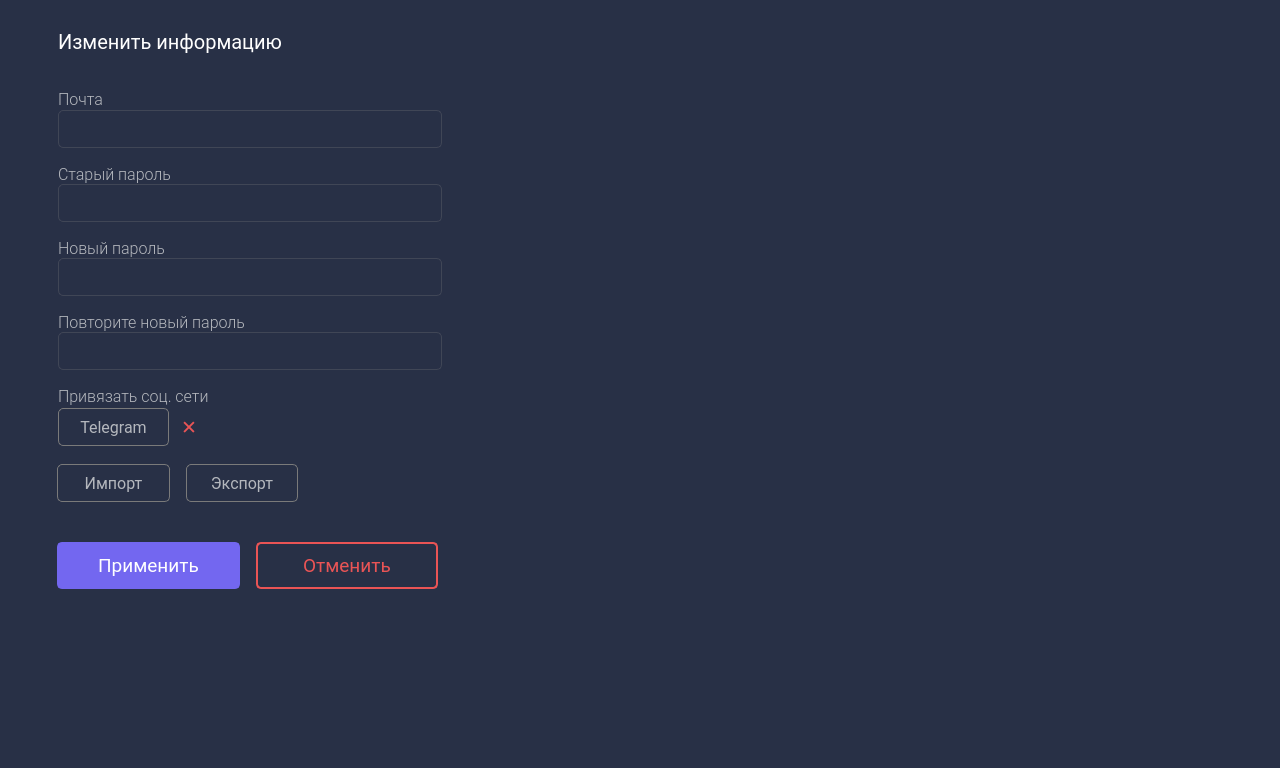
Old version of the form design/settings_d.ui in the repository yurii-bel/project_2021.
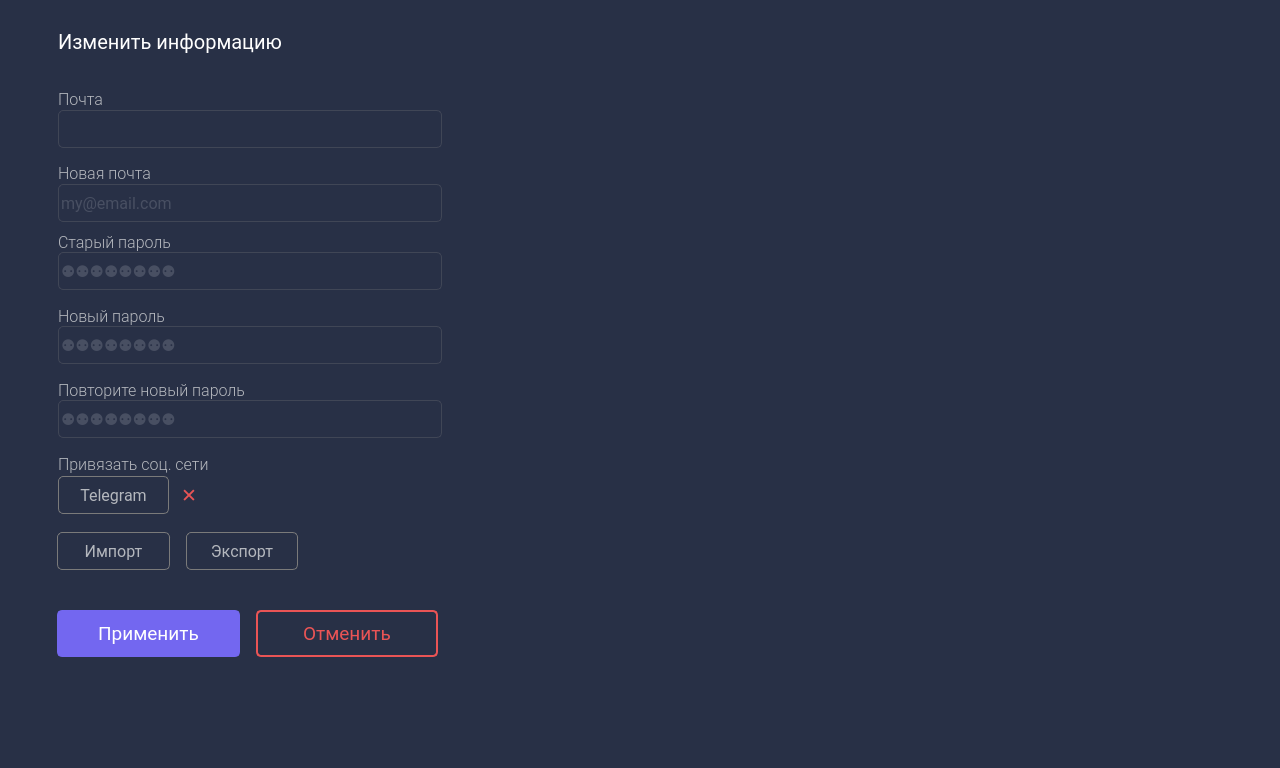
New version of the form. Icons and pictures are not drawn.

Commit message: Обновлены placeholder'ы

```diff
--- a/design/settings_d.ui
+++ b/design/settings_d.ui
@@ -48,7 +48,7 @@
    <property name="geometry">
     <rect>
      <x>58</x>
-     <y>184</y>
+     <y>252</y>
      <width>384</width>
      <height>38</height>
     </rect>
@@ -74,12 +74,15 @@
    <property name="echoMode">
     <enum>QLineEdit::Password</enum>
    </property>
+   <property name="placeholderText">
+    <string>⚉⚉⚉⚉⚉⚉⚉⚉</string>
+   </property>
   </widget>
   <widget class="QPushButton" name="settings_btn_telegram">
    <property name="geometry">
     <rect>
      <x>58</x>
-     <y>408</y>
+     <y>476</y>
      <width>111</width>
      <height>38</height>
     </rect>
@@ -119,7 +122,7 @@
    <property name="geometry">
     <rect>
      <x>58</x>
-     <y>164</y>
+     <y>232</y>
      <width>384</width>
      <height>20</height>
     </rect>
@@ -141,7 +144,7 @@
    <property name="geometry">
     <rect>
      <x>58</x>
-     <y>238</y>
+     <y>306</y>
      <width>384</width>
      <height>20</height>
     </rect>
@@ -186,7 +189,7 @@
    <property name="geometry">
     <rect>
      <x>58</x>
-     <y>258</y>
+     <y>326</y>
      <width>384</width>
      <height>38</height>
     </rect>
@@ -212,12 +215,15 @@
    <property name="echoMode">
     <enum>QLineEdit::Password</enum>
    </property>
+   <property name="placeholderText">
+    <string>⚉⚉⚉⚉⚉⚉⚉⚉</string>
+   </property>
   </widget>
   <widget class="QLabel" name="settings_text_repnewpass">
    <property name="geometry">
     <rect>
      <x>58</x>
-     <y>312</y>
+     <y>380</y>
      <width>384</width>
      <height>20</height>
     </rect>
@@ -239,7 +245,7 @@
    <property name="geometry">
     <rect>
      <x>58</x>
-     <y>332</y>
+     <y>400</y>
      <width>384</width>
      <height>38</height>
     </rect>
@@ -265,12 +271,15 @@
    <property name="echoMode">
     <enum>QLineEdit::Password</enum>
    </property>
+   <property name="placeholderText">
+    <string>⚉⚉⚉⚉⚉⚉⚉⚉</string>
+   </property>
   </widget>
   <widget class="QLabel" name="settings_text_internet">
    <property name="geometry">
     <rect>
      <x>58</x>
-     <y>386</y>
+     <y>454</y>
      <width>384</width>
      <height>20</height>
     </rect>
@@ -336,7 +345,7 @@
    <property name="geometry">
     <rect>
      <x>57</x>
-     <y>526</y>
+     <y>594</y>
      <width>381</width>
      <height>80</height>
     </rect>
@@ -412,7 +421,7 @@
    <property name="geometry">
     <rect>
      <x>170</x>
-     <y>408</y>
+     <y>476</y>
      <width>38</width>
      <height>38</height>
     </rect>
@@ -442,7 +451,7 @@
    <property name="geometry">
     <rect>
      <x>170</x>
-     <y>408</y>
+     <y>476</y>
      <width>38</width>
      <height>38</height>
     </rect>
@@ -472,7 +481,7 @@
    <property name="geometry">
     <rect>
      <x>57</x>
-     <y>458</y>
+     <y>526</y>
      <width>251</width>
      <height>50</height>
     </rect>
@@ -554,6 +563,62 @@
     </item>
    </layout>
   </widget>
+  <widget class="QLabel" name="settings_text_email_2">
+   <property name="geometry">
+    <rect>
+     <x>58</x>
+     <y>164</y>
+     <width>384</width>
+     <height>18</height>
+    </rect>
+   </property>
+   <property name="font">
+    <font>
+     <family>Roboto Light</family>
+     <pointsize>12</pointsize>
+     <weight>50</weight>
+     <italic>false</italic>
+     <bold>false</bold>
+    </font>
+   </property>
+   <property name="styleSheet">
+    <string notr="true">color: rgb(180, 183, 189);</string>
+   </property>
+   <property name="text">
+    <string>Новая почта</string>
+   </property>
+  </widget>
+  <widget class="QLineEdit" name="settings_lineedit_email_2">
+   <property name="geometry">
+    <rect>
+     <x>58</x>
+     <y>184</y>
+     <width>384</width>
+     <height>38</height>
+    </rect>
+   </property>
+   <property name="font">
+    <font>
+     <family>Roboto</family>
+     <pointsize>12</pointsize>
+    </font>
+   </property>
+   <property name="styleSheet">
+    <string notr="true">QLineEdit { 
+color: #676D7D;
+background: #283046;
+border: 1px solid #404656;
+border-radius: 5px;
+}
+
+QLineEdit:hover {
+border: 1px solid rgb(95, 85, 200);
+}</string>
+   </property>
+   <property name="placeholderText">
+    <string>my@email.com</string>
+   </property>
+  </widget>
   <zorder>settings_imglbl_telegram_verify</zorder>
   <zorder>settings_imglbl_telegram_noverify</zorder>
   <zorder>settings_lineedit_email</zorder>
```
Left out of the diff: 2 changed lines with no effect on the pictures. The commit also changes 5 other files.
